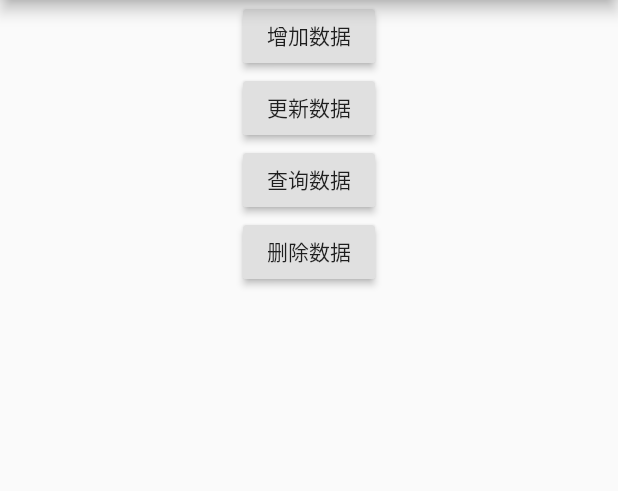
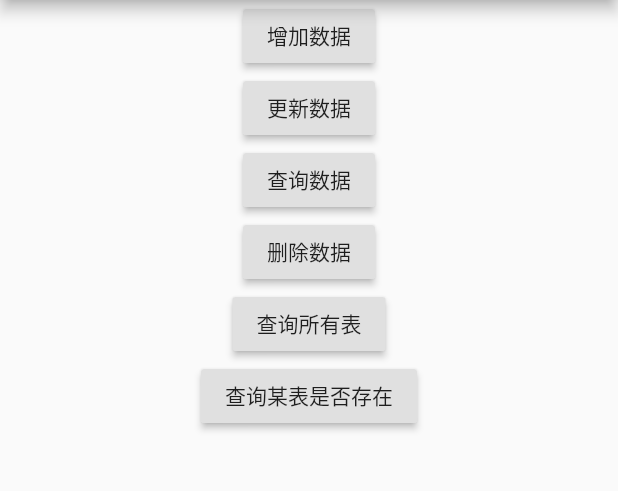
Before and after one commit to MuZiLee/SQLdb, a Flutter app: the screen it shows after launch, after a tap on "增加数据", on a phone screen of 412 x 824 dp, the part 84-575 px from its top. Run offline on Flutter 3.47's test engine with Material 2 defaults, Android fonts, the phone set to English and light mode, and no system bars; our stand-ins replace sqflite; accounts and stored records are empty.

Commit message:
1、获取数据库所有表；2、查询某表是否存在

```diff
--- a/sqldb/lib/SQLdb/SQLdb.dart
+++ b/sqldb/lib/SQLdb/SQLdb.dart
@@ -77,20 +77,62 @@ class SQLdb {
     database.close();
   }
 
+  getTableAll({ValueChanged<List<Map>> onChanged}) async{
+    Database db = await _open();
+
+    var sql = "SELECT name FROM sqlite_master WHERE type='table'";
+
+    List<Map> tables = await db.rawQuery(sql);
+
+    if (onChanged != null) {
+
+      onChanged(tables);
+    }
+  }
+
+  queryTable({ValueChanged<Map> onChanged}) async {
+
+    Database db = await _open();
+
+    var sql = "SELECT name FROM sqlite_master WHERE type='table' AND name='${table}'";
+    Map tab = (await db.rawQuery(sql)).last;
+
+    print(tab);
+
+    if (tab['name'] == table) {
+      return true;
+    }
+
+    if (onChanged != null) {
+      onChanged(tab);
+    }
+  }
+
   /*
   * 插入数据
   * */
   insert(Map<String, dynamic> json, {ValueChanged<int> onChanged}) async {
     Database db = await _open();
-    int count = await db.insert(
-      table,
-      json,
-      conflictAlgorithm: more ? ConflictAlgorithm.rollback : ConflictAlgorithm.replace,
-    );
-    await db.close();
-    if (onChanged != null) {
-      onChanged(count);
+
+    var sql = "SELECT name FROM sqlite_master WHERE type='table' AND name='${table}'";
+    List<Map> tables = await db.rawQuery(sql);
+
+    print(tables);
+
+
+    for (var o in tables) {
+
     }
+
+//    int count = await db.insert(
+//      table,
+//      json,
+//      conflictAlgorithm: more ? ConflictAlgorithm.rollback : ConflictAlgorithm.replace,
+//    );
+//    await db.close();
+//    if (onChanged != null) {
+//      onChanged(count);
+//    }
   }
 
   /*
--- a/sqldb/lib/main.dart
+++ b/sqldb/lib/main.dart
@@ -33,7 +33,7 @@ class _MyAppState extends State<MyApp> {
                       "step": 2
                     };
                     //TODO: 增加数据
-                    SQLdb.init("member_check_login", json: data).insert(data);
+                    SQLdb.init("member_check_login2", json: data).insert(data);
                     print("增加数据");
                   },
                 ),
@@ -73,7 +73,29 @@ class _MyAppState extends State<MyApp> {
                       print("删除数据:${count}");
                     });
                   },
-                )
+                ),
+
+                RaisedButton(
+                  child: Text("查询所有表"),
+                  onPressed: () {
+                    SQLdb.init("member_check_login").getTableAll(onChanged: (map){
+
+                      print(map);
+
+                    });
+                  },
+                ),
+
+                RaisedButton(
+                  child: Text("查询某表是否存在"),
+                  onPressed: () {
+                    SQLdb.init("member_check_login").queryTable(onChanged: (map){
+
+                      print(map);
+
+                    });
+                  },
+                ),
 
               ],
             ),
```
